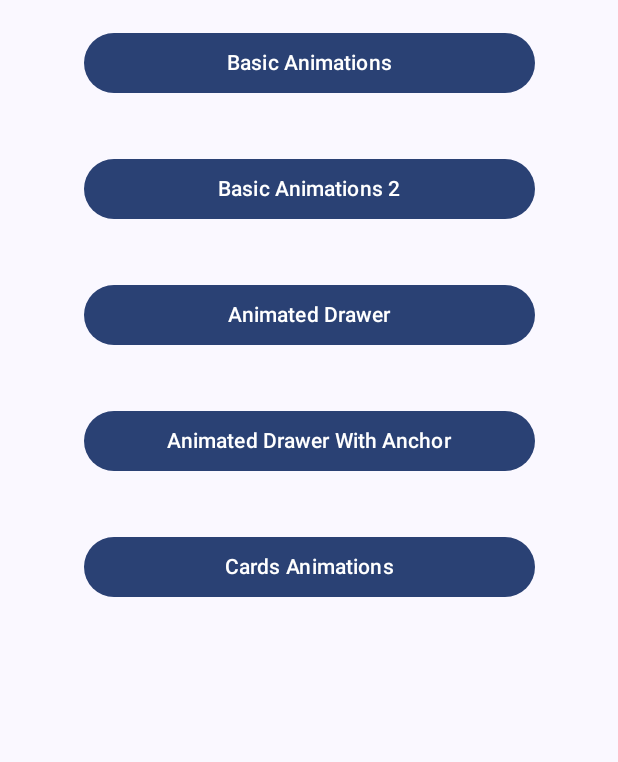
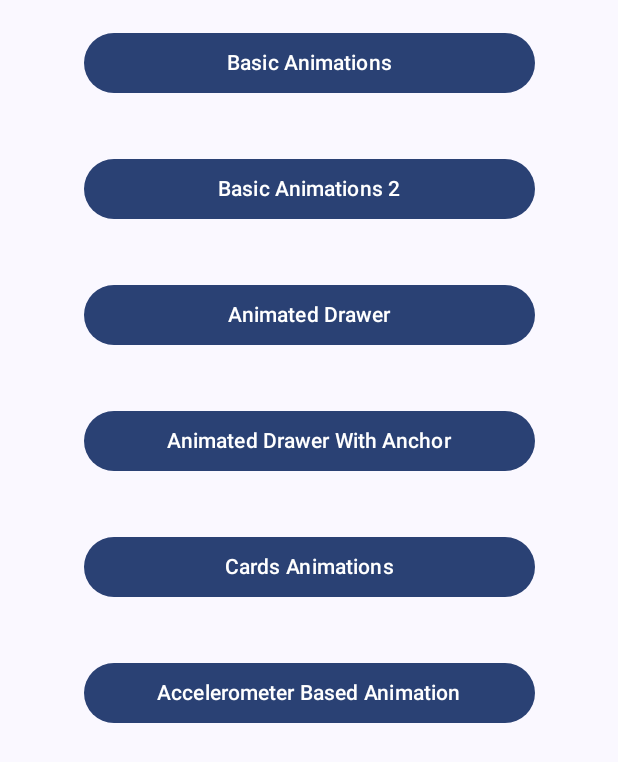
Before and after one commit to SamriddhaS/ComposeAnimationsExamples, an Android app built with Jetpack Compose: the screen it shows after launch (MainActivity), on a phone screen of 412 x 824 dp. Shown: the top 762 px of the screen. Run offline under Robolectric (Android 15) with nearby library versions, the phone set to English and light mode, and no system bars.

Commit message:
Animation using accelerometer sensor - wip

```diff
--- a/app/src/main/java/com/example/composeanimations/MainActivity.kt
+++ b/app/src/main/java/com/example/composeanimations/MainActivity.kt
@@ -1,6 +1,12 @@
 package com.example.composeanimations
 
+import android.content.Context
+import android.hardware.Sensor
+import android.hardware.SensorEvent
+import android.hardware.SensorEventListener
+import android.hardware.SensorManager
 import android.os.Bundle
+import android.util.Log
 import androidx.activity.ComponentActivity
 import androidx.activity.compose.setContent
 import androidx.activity.enableEdgeToEdge
@@ -13,7 +19,9 @@ import androidx.compose.runtime.Composable
 import androidx.compose.ui.Modifier
 import androidx.compose.ui.tooling.preview.Preview
 import androidx.compose.ui.unit.dp
+import androidx.lifecycle.viewmodel.compose.viewModel
 import com.example.composeanimations.ui.theme.ComposeAnimationsTheme
+import java.io.Console
 
 class MainActivity : ComponentActivity() {
     override fun onCreate(savedInstanceState: Bundle?) {
@@ -21,8 +29,13 @@ class MainActivity : ComponentActivity() {
         enableEdgeToEdge()
         setContent {
             ComposeAnimationsTheme {
+                val welcomeViewModel:MainViewModel = viewModel(factory = MainViewModelFactory())
                 Scaffold(modifier = Modifier.fillMaxSize()) { innerPadding ->
-                    AppNavHost(modifier=Modifier.padding(innerPadding))
+                    AppNavHost(
+                        mainViewModel = welcomeViewModel,
+                        context = this@MainActivity,
+                        modifier=Modifier.padding(innerPadding)
+                    )
                 }
             }
         }
@@ -30,11 +43,14 @@ class MainActivity : ComponentActivity() {
 }
 
 
-
 @Preview(showBackground = true)
 @Composable
 fun GreetingPreview() {
     ComposeAnimationsTheme {
-        AppNavHost(modifier = Modifier.padding(16.dp))
+        AppNavHost(
+            mainViewModel = MainViewModel(),
+            context = null,
+            modifier = Modifier.padding(16.dp)
+        )
     }
 }
--- /dev/null
+++ b/app/src/main/java/com/example/composeanimations/MainViewModel.kt
@@ -0,0 +1,40 @@
+package com.example.composeanimations
+
+import androidx.compose.runtime.mutableStateOf
+import androidx.lifecycle.ViewModel
+import androidx.lifecycle.ViewModelProvider
+
+class MainViewModel:ViewModel() {
+
+    private val _accelerometerData = mutableStateOf(AccelerometerValues())
+    val accelerometerData: AccelerometerValues
+        get() = _accelerometerData.value
+
+    fun setAccelerometerData(
+        xAxis: Float?,
+        yAxis: Float?,
+        zAxis: Float?
+    ) {
+        _accelerometerData.value = AccelerometerValues(
+            xAxis = xAxis?:0f,
+            yAxis = yAxis?:0f,
+            zAxis = zAxis?:0f
+        )
+    }
+}
+
+class MainViewModelFactory : ViewModelProvider.Factory {
+    @Suppress("UNCHECKED_CAST")
+    override fun <T : ViewModel> create(modelClass: Class<T>): T {
+        if (modelClass.isAssignableFrom(MainViewModel::class.java)) {
+            return MainViewModel() as T
+        }
+        throw IllegalArgumentException("Unknown ViewModel class")
+    }
+}
+
+data class AccelerometerValues(
+    val xAxis:Float = 0f,
+    val yAxis:Float = 0f,
+    val zAxis:Float = 0f,
+)
--- a/app/src/main/java/com/example/composeanimations/screens/HomeScreen.kt
+++ b/app/src/main/java/com/example/composeanimations/screens/HomeScreen.kt
@@ -69,5 +69,15 @@ fun HomeScreen(modifier: Modifier = Modifier, navigateTo:(route:String)->Unit) {
         ) {
             Text(text = "Cards Animations")
         }
+
+        Button(
+            modifier = Modifier
+                .padding(18.dp)
+                .fillMaxWidth(0.8f)
+                .align(Alignment.CenterHorizontally)
+            , onClick = {navigateTo(Routes.ROTATION_USING_ACCELEROMETER)}
+        ) {
+            Text(text = "Accelerometer Based Animation")
+        }
     }
 }
```
Also changed, not shown: app/src/main/java/com/example/composeanimations/AppNavigation.kt (+13 -9 lines), app/src/main/java/com/example/composeanimations/LowPassFilter.kt (added, +21 -0 lines), app/src/main/java/com/example/composeanimations/MySensorManager.kt (added, +66 -0 lines), app/src/main/java/com/example/composeanimations/screens/RotationUsingAccelerometer.kt (added, +204 -0 lines).
